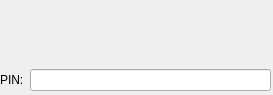
Qt form bluedevil/src/daemon/helpers/requestpin/dialogWidget.ui (fluxer/kde-extraapps) before a commit.
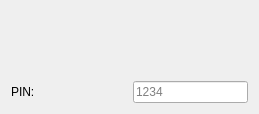
The same form after that commit. Custom widgets are drawn as their Qt base class.

The edit to the form file:
```diff
--- a/bluedevil/src/daemon/helpers/requestpin/dialogWidget.ui
+++ b/bluedevil/src/daemon/helpers/requestpin/dialogWidget.ui
@@ -6,49 +6,69 @@
    <rect>
     <x>0</x>
     <y>0</y>
-    <width>273</width>
-    <height>95</height>
+    <width>259</width>
+    <height>113</height>
    </rect>
   </property>
-  <widget class="QWidget" name="gridLayoutWidget">
-   <property name="geometry">
-    <rect>
-     <x>0</x>
-     <y>0</y>
-     <width>271</width>
-     <height>91</height>
-    </rect>
+  <property name="minimumSize">
+   <size>
+    <width>0</width>
+    <height>0</height>
+   </size>
    </property>
    <layout class="QGridLayout" name="gridLayout">
     <item row="0" column="0">
-     <layout class="QHBoxLayout" name="horizontalLayout">
-      <item>
        <widget class="QLabel" name="pixmap">
+     <property name="minimumSize">
+      <size>
+       <width>64</width>
+       <height>64</height>
+      </size>
+     </property>
         <property name="text">
          <string/>
         </property>
        </widget>
       </item>
-     </layout>
+   <item row="0" column="1">
+    <widget class="QLabel" name="descLabel">
+     <property name="sizePolicy">
+      <sizepolicy hsizetype="Preferred" vsizetype="Preferred">
+       <horstretch>0</horstretch>
+       <verstretch>0</verstretch>
+      </sizepolicy>
+     </property>
+     <property name="text">
+      <string notr="true"/>
+     </property>
+     <property name="wordWrap">
+      <bool>true</bool>
+     </property>
+    </widget>
     </item>
     <item row="1" column="0">
-     <layout class="QHBoxLayout" name="horizontalLayout_2">
-      <item>
        <widget class="QLabel" name="label">
         <property name="text">
          <string>PIN:</string>
         </property>
        </widget>
       </item>
-     </layout>
-    </item>
     <item row="1" column="1">
      <widget class="KLineEdit" name="pin">
+     <property name="sizePolicy">
+      <sizepolicy hsizetype="Preferred" vsizetype="Preferred">
+       <horstretch>0</horstretch>
+       <verstretch>0</verstretch>
+      </sizepolicy>
+     </property>
       <property name="inputMask">
-       <string notr="true">99999999; </string>
+      <string notr="true"/>
       </property>
       <property name="maxLength">
-       <number>8</number>
+      <number>32767</number>
+     </property>
+     <property name="placeholderText">
+      <string>1234</string>
       </property>
       <property name="urlDropsEnabled">
        <bool>false</bool>
@@ -61,24 +81,7 @@
       </property>
      </widget>
     </item>
-    <item row="0" column="1">
-     <widget class="QLabel" name="descLabel">
-      <property name="sizePolicy">
-       <sizepolicy hsizetype="Minimum" vsizetype="Minimum">
-        <horstretch>0</horstretch>
-        <verstretch>0</verstretch>
-       </sizepolicy>
-      </property>
-      <property name="text">
-       <string notr="true"/>
-      </property>
-      <property name="wordWrap">
-       <bool>true</bool>
-      </property>
-     </widget>
-    </item>
-   </layout>
-  </widget>
+  </layout>
  </widget>
  <customwidgets>
   <customwidget>
```
Lines whose indentation alone changed are shown as unchanged.
